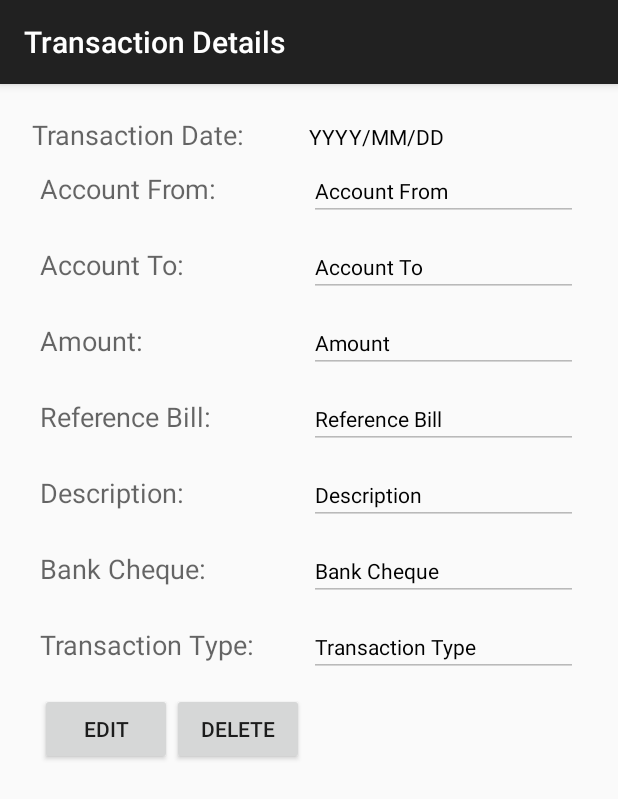
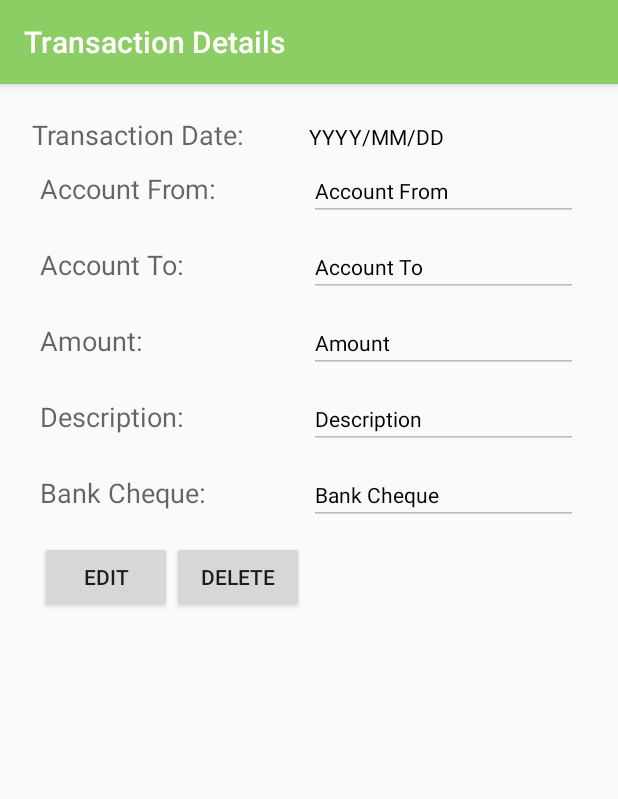
Before and after one commit to himel888/BasicAccounting2, an Android app: the TransactionDetails screen opened directly, with no data from a screen before it, on a phone screen of 412 x 824 dp. Shown: the top 799 px of the screen. Run offline under Robolectric (Android 15) with nearby library versions, the phone set to English and light mode, and no system bars; network calls fail; 6 statements that could not run were skipped.

```diff
--- a/app/src/main/java/com/cloudsolutionltd/cslMobileAccounts/Activity/TransactionDetails.java
+++ b/app/src/main/java/com/cloudsolutionltd/cslMobileAccounts/Activity/TransactionDetails.java
@@ -1,5 +1,7 @@
 package com.cloudsolutionltd.cslMobileAccounts.Activity;
 
+import android.graphics.Color;
+import android.graphics.drawable.ColorDrawable;
 import android.support.v7.app.AppCompatActivity;
 import android.os.Bundle;
 import android.view.View;
@@ -14,7 +16,7 @@ import com.cloudsolutionltd.cslMobileAccounts.R;
 public class TransactionDetails extends AppCompatActivity {
 
 
-    EditText txtAccountFrom, txtAccountTo, txtAmount, txtReferenceBill, txtDescription, txtBankCheque, txtTransactionType;
+    EditText txtAccountFrom, txtAccountTo, txtAmount, txtDescription, txtBankCheque;
     TextView txtDate;
     Button btnEdit, btnUpdate, btnDelete;
     LedgerTransactionTable transactionDetails;
@@ -26,6 +28,9 @@ public class TransactionDetails extends AppCompatActivity {
         super.onCreate(savedInstanceState);
         setContentView(R.layout.activity_transaction_details);
 
+        android.support.v7.app.ActionBar actionBar = getSupportActionBar();
+        actionBar.setBackgroundDrawable(new ColorDrawable(Color.parseColor("#8cce64")));
+
         initialize();
         final LedgerTransactionCRUD ledgerTransactionCRUD = new LedgerTransactionCRUD(this);
         transactionDetails = (LedgerTransactionTable) getIntent().getSerializableExtra("transactionDetails");
@@ -35,10 +40,8 @@ public class TransactionDetails extends AppCompatActivity {
         txtAccountFrom.setText(ledgerTransactionCRUD.getAccountName(transactionDetails.getTable2AccFrom()));
         txtAccountTo.setText(ledgerTransactionCRUD.getAccountName(transactionDetails.getTable2AccTo()));
         txtAmount.setText(String.valueOf(transactionDetails.getTable2AmountCr()));
-        txtReferenceBill.setText(String.valueOf(transactionDetails.getTable2RefBill()));
         txtDescription.setText(String.valueOf(transactionDetails.getTable2Description()));
         txtBankCheque.setText(String.valueOf(transactionDetails.getTable2BankCheque()));
-        txtTransactionType.setText(transactionDetails.getTable2Transaction_type().toString());
 
         btnEdit.setOnClickListener(new View.OnClickListener() {
             @Override
@@ -46,10 +49,8 @@ public class TransactionDetails extends AppCompatActivity {
                 //txtAccountFrom.setEnabled(true);
                 //txtAccountTo.setEnabled(true);
                 //txtAmount.setEnabled(true);
-                txtReferenceBill.setEnabled(true);
                 txtDescription.setEnabled(true);
                 txtBankCheque.setEnabled(true);
-                txtTransactionType.setEnabled(true);
 
                 btnEdit.setVisibility(View.GONE);
                 btnDelete.setVisibility(View.GONE);
@@ -73,10 +74,8 @@ public class TransactionDetails extends AppCompatActivity {
         btnUpdate.setOnClickListener(new View.OnClickListener() {
             @Override
             public void onClick(View v) {
-                transactionDetails.setTable2RefBill(txtReferenceBill.getText().toString());
                 transactionDetails.setTable2Description(txtDescription.getText().toString());
                 transactionDetails.setTable2BankCheque(txtBankCheque.getText().toString());
-                transactionDetails.setTable2Transaction_type(txtTransactionType.getText().toString());
 
                 ledgerTransactionCRUD.updatePairedRow(transactionDetails);
             }
@@ -89,10 +88,8 @@ public class TransactionDetails extends AppCompatActivity {
         txtAccountFrom = (EditText) findViewById(R.id.txtAccountFrom);
         txtAccountTo = (EditText) findViewById(R.id.txtAccountTo);
         txtAmount = (EditText) findViewById(R.id.txtAmount);
-        txtReferenceBill = (EditText) findViewById(R.id.txtReferenceBill);
         txtDescription = (EditText) findViewById(R.id.txtDescription);
         txtBankCheque = (EditText) findViewById(R.id.txtBankCheque);
-        txtTransactionType = (EditText) findViewById(R.id.txtTransactionType);
         txtDate = (TextView) findViewById(R.id.txtDate);
 
         btnEdit = (Button) findViewById(R.id.btnEdit);
--- a/app/src/main/java/com/cloudsolutionltd/cslMobileAccounts/Activity/VoucherEntry.java
+++ b/app/src/main/java/com/cloudsolutionltd/cslMobileAccounts/Activity/VoucherEntry.java
@@ -40,7 +40,7 @@ public class VoucherEntry extends AppCompatActivity {
     final int DIALOG_ID = 1;
 
     //Declare activity content
-    EditText txtAmount, txtRefBill, txtDescription, txtBankCheque, txtTransactionType;
+    EditText txtAmount, txtDescription, txtBankCheque;
     TextView txtDate;
     Spinner spnAccountFrom, spnAccountTo;
     Button btnSave;
@@ -225,10 +225,8 @@ public class VoucherEntry extends AppCompatActivity {
                         table.setTable2AccTo(Integer.parseInt(accountNameId[spnAccountTo.getSelectedItemPosition()+1][0]));
                         table.setTable2AmountDr(Double.parseDouble(txtAmount.getText().toString()));
                         table.setTable2AmountCr(Double.parseDouble(txtAmount.getText().toString()));
-                        table.setTable2RefBill(txtRefBill.getText().toString());
                         table.setTable2Description(txtDescription.getText().toString());
                         table.setTable2BankCheque(txtBankCheque.getText().toString());
-                        table.setTable2Transaction_type(txtTransactionType.getText().toString());
 
                         long result = crud.insert(table);
                         if (result >= 0) {
@@ -264,10 +262,8 @@ public class VoucherEntry extends AppCompatActivity {
             }
         });
         txtAmount = (EditText) findViewById(R.id.txtAmount);
-        txtRefBill = (EditText) findViewById(R.id.txtRefBill);
         txtDescription = (EditText) findViewById(R.id.txtDescription);
         txtBankCheque = (EditText) findViewById(R.id.txtBankChecque);
-        txtTransactionType = (EditText) findViewById(R.id.txtTransactionType);
         spnAccountFrom = (Spinner) findViewById(R.id.spnAccountFrom);
         spnAccountTo = (Spinner) findViewById(R.id.spnAccountTo);
         btnSave = (Button) findViewById(R.id.btnSave);
--- a/app/src/main/res/layout/activity_transaction_details.xml
+++ b/app/src/main/res/layout/activity_transaction_details.xml
@@ -124,32 +124,6 @@
                 android:textColor="#000000" />
         </LinearLayout>
 
-        <LinearLayout
-            android:layout_width="match_parent"
-            android:layout_height="wrap_content"
-            android:orientation="horizontal"
-            android:padding="5dp">
-
-            <TextView
-                android:id="@+id/textView8"
-                android:layout_width="0dp"
-                android:layout_height="wrap_content"
-                android:layout_weight=".5"
-                android:gravity="left"
-                android:text="Reference Bill: "
-                android:textAppearance="?android:attr/textAppearanceMedium" />
-
-            <EditText
-                android:id="@+id/txtReferenceBill"
-                android:layout_width="0dp"
-                android:layout_height="wrap_content"
-                android:layout_weight=".5"
-                android:enabled="false"
-                android:gravity="left"
-                android:text="Reference Bill"
-                android:textAppearance="?android:attr/textAppearanceSmall"
-                android:textColor="#000000" />
-        </LinearLayout>
 
         <LinearLayout
             android:layout_width="match_parent"
@@ -211,33 +185,6 @@
             android:orientation="horizontal"
             android:padding="5dp">
 
-            <TextView
-                android:id="@+id/textView11"
-                android:layout_width="0dp"
-                android:layout_height="wrap_content"
-                android:layout_weight=".5"
-                android:gravity="left"
-                android:text="Transaction Type: "
-                android:textAppearance="?android:attr/textAppearanceMedium" />
-
-            <EditText
-                android:id="@+id/txtTransactionType"
-                android:layout_width="0dp"
-                android:layout_height="wrap_content"
-                android:layout_weight=".5"
-                android:enabled="false"
-                android:gravity="left"
-                android:text="Transaction Type"
-                android:textAppearance="?android:attr/textAppearanceSmall"
-                android:textColor="#000000" />
-        </LinearLayout>
-
-        <LinearLayout
-            android:layout_width="match_parent"
-            android:layout_height="wrap_content"
-            android:orientation="horizontal"
-            android:padding="5dp">
-
             <Button
                 android:id="@+id/btnUpdate"
                 android:layout_width="wrap_content"
```
Also changed, not shown: app/src/main/res/layout/activity_voucher_entry.xml (+0 -13 lines), app/src/main/res/layout/all_transaction_list_item.xml (+6 -3 lines), app/src/main/res/drawable-hdpi/balance_sheet.png, app/src/main/res/drawable-ldpi/balance_sheet.png, app/src/main/res/drawable-mdpi/balance_sheet.png, app/src/main/res/drawable-xhdpi/balance_sheet.png, app/src/main/res/drawable-xxhdpi/balance_sheet.png, app/src/main/res/drawable-xxxhdpi/balance_sheet.png, app/src/main/res/mipmap-hdpi/ic_launcher.png, app/src/main/res/mipmap-ldpi/ic_launcher.png, app/src/main/res/mipmap-mdpi/ic_launcher.png, app/src/main/res/mipmap-xhdpi/ic_launcher.png, app/src/main/res/mipmap-xxhdpi/ic_launcher.png, app/src/main/res/mipmap-xxxhdpi/ic_launcher.png, 1 other file.
